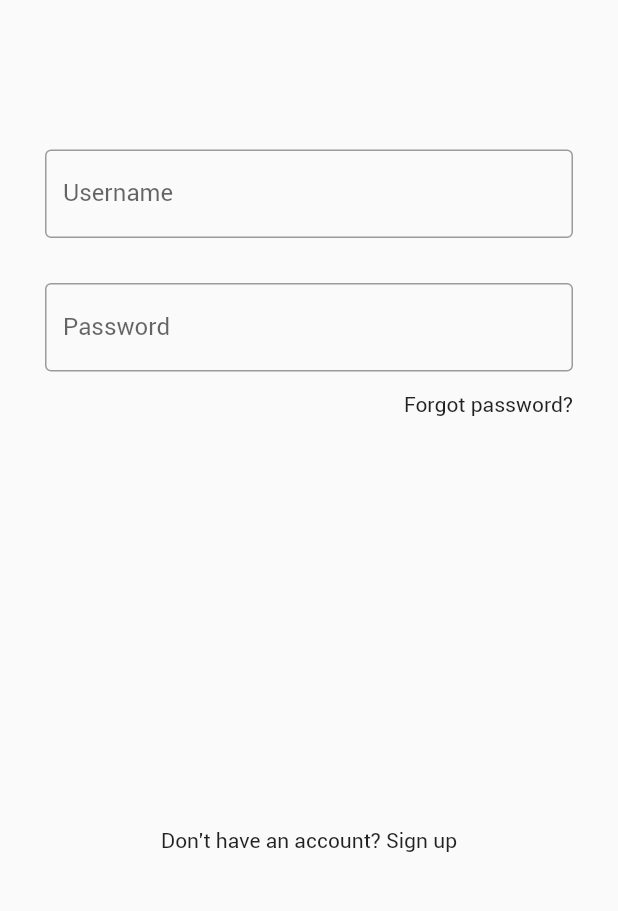
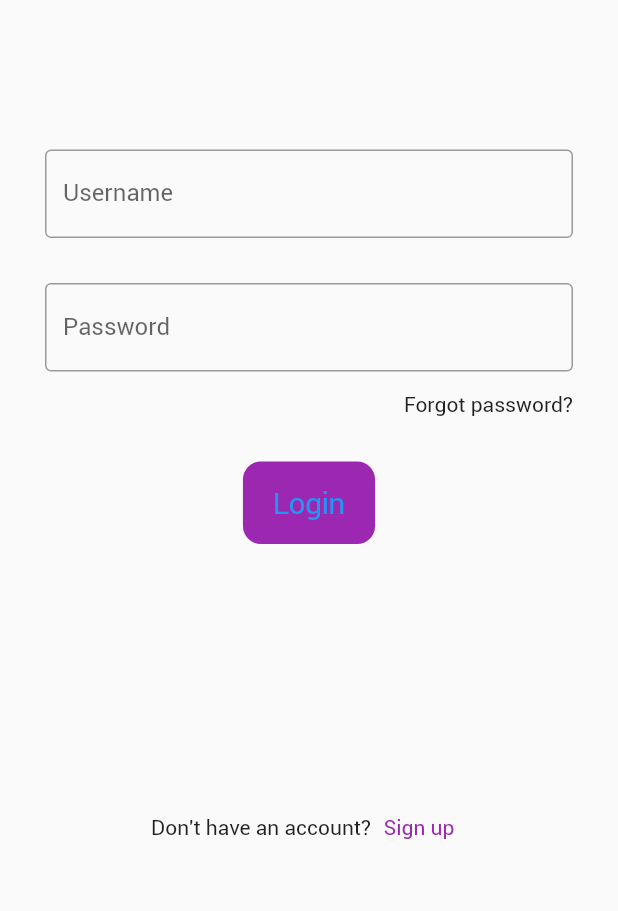
Before and after one commit to andrewwu-dev/Fitdle_App, a Flutter app: the screen it shows after launch, on a phone screen of 412 x 824 dp, the part 296-1207 px from its top. Run offline on Flutter 3.47's test engine with Material 2 defaults, Android fonts, the phone set to English and light mode, and no system bars.

Commit message:
add buttons to login page

```diff
--- a/Fitdle/lib/constants/colors.dart
+++ b/Fitdle/lib/constants/colors.dart
@@ -0,0 +1 @@
+import 'package:flutter/material.dart';
--- /dev/null
+++ b/Fitdle/lib/constants/constants.dart
@@ -0,0 +1,4 @@
+export 'colors.dart';
+export 'font_size.dart';
+export 'strings.dart';
+export 'spacing.dart';
--- a/Fitdle/lib/constants/font_size.dart
+++ b/Fitdle/lib/constants/font_size.dart
@@ -1,2 +1,3 @@
 const double h1 = 40;
 const double hint = 14;
+const double button = 20;
--- a/Fitdle/lib/constants/spacing.dart
+++ b/Fitdle/lib/constants/spacing.dart
@@ -1,3 +1,3 @@
-const double top_padding = 150;
+const double topPadding = 150;
 const double regular = 30;
 const double small = 14;
--- a/Fitdle/lib/constants/strings.dart
+++ b/Fitdle/lib/constants/strings.dart
@@ -1,3 +1,14 @@
-const app_name = "Fitdle";
-const no_account = "Don't have an account? Sign up";
-const forgot_password = "Forgot password?";
+const appName = "Fitdle";
+const next = "Next";
+
+// Login
+const noAccount = "Don't have an account?";
+const forgotPassword = "Forgot password?";
+const login = "Login";
+
+// Signup
+const createAccount = "Create Account";
+const email = "Email";
+const password = "Password";
+const confirmPassword = "Confirm Password";
+const signup = "Sign up";
--- a/Fitdle/lib/main.dart
+++ b/Fitdle/lib/main.dart
@@ -1,4 +1,5 @@
 import 'package:fitdle/scene/login/login_screen.dart';
+import 'package:fitdle/scene/signup/create_account_screen.dart';
 import 'package:flutter/material.dart';
 
 void main() {
@@ -12,7 +13,11 @@ class Fitdle extends StatelessWidget {
   Widget build(BuildContext context) {
     return MaterialApp(
       title: 'Fitdle',
-      home: LoginScreen(),
+      initialRoute: 'login',
+      routes: {
+        'login': (context) => const LoginScreen(),
+        'create_account': (context) => const CreateAccountScreen()
+      },
     );
   }
 }
--- a/Fitdle/lib/scene/login/body.dart
+++ /dev/null
@@ -1,61 +0,0 @@
-import 'package:flutter/material.dart';
-import 'package:fitdle/constants/spacing.dart';
-import 'package:fitdle/constants/strings.dart';
-import 'package:fitdle/constants/font_size.dart';
-
-class Body extends StatefulWidget {
-  const Body({Key? key}) : super(key: key);
-
-  @override
-  State<Body> createState() => _BodyState();
-}
-
-class _BodyState extends State<Body> {
-  @override
-  Widget build(BuildContext context) {
-    Size size = MediaQuery.of(context).size;
-    return Container(
-      alignment: Alignment.topLeft,
-      padding: const EdgeInsets.only(top: top_padding, left: regular, right: regular),
-      child: Column(
-          crossAxisAlignment: CrossAxisAlignment.start,
-          children: [
-            Text(
-                app_name,
-                style: TextStyle(fontFamily: 'Roboto', fontSize: h1)
-            ),
-            SizedBox(height: 100),
-            TextField(
-              decoration: InputDecoration(
-                  border: OutlineInputBorder(),
-                  labelText: "Username"
-              ),
-            ),
-            SizedBox(height: regular),
-            TextField(
-              decoration: InputDecoration(
-                  border: OutlineInputBorder(),
-                  labelText: "Password"
-              ),
-            ),
-            SizedBox(height: 14),
-            Align(
-              alignment: Alignment.topRight,
-              child: Text(
-                  forgot_password,
-                  style: TextStyle(fontFamily: 'Roboto', fontSize: hint)
-              ),
-            ),
-            SizedBox(height: size.height/3),
-            Align(
-              alignment: Alignment.center,
-              child: Text(
-                  no_account,
-                  style: TextStyle(fontFamily: 'Roboto', fontSize: hint)
-              ),
-            )
-          ]
-      ),
-    );;
-  }
-}
--- a/Fitdle/lib/scene/login/login_screen.dart
+++ b/Fitdle/lib/scene/login/login_screen.dart
@@ -1,12 +1,98 @@
 import 'package:flutter/material.dart';
-import 'body.dart';
+import 'package:fitdle/constants/constants.dart';
+import 'package:flutter/cupertino.dart';
 
-class LoginScreen extends StatelessWidget {
+class LoginScreen extends StatefulWidget {
+  const LoginScreen({Key? key}) : super(key: key);
+
+  @override
+  State<LoginScreen> createState() => _LoginScreenState();
+}
+
+class _LoginScreenState extends State<LoginScreen> {
+  signupButtonPressed() {
+    Navigator.pushNamed(context, 'create_account');
+  }
+
   @override
   Widget build(BuildContext context) {
+    Size size = MediaQuery
+        .of(context)
+        .size;
     return Scaffold(
       resizeToAvoidBottomInset: false,
-      body: Body(),
+      body: Container(
+        alignment: Alignment.topLeft,
+        padding: const EdgeInsets.only(
+            top: topPadding, left: regular, right: regular),
+        child: Column(
+            crossAxisAlignment: CrossAxisAlignment.start,
+            children: [
+              const Text(
+                  appName,
+                  style: TextStyle(fontFamily: 'Roboto', fontSize: h1)
+              ),
+              const SizedBox(height: 100),
+              const TextField(
+                decoration: InputDecoration(
+                    border: OutlineInputBorder(),
+                    labelText: "Username"
+                ),
+              ),
+              const SizedBox(height: regular),
+              const TextField(
+                decoration: InputDecoration(
+                    border: OutlineInputBorder(),
+                    labelText: "Password"
+                ),
+              ),
+              const SizedBox(height: 14),
+              const Align(
+                alignment: Alignment.topRight,
+                child: Text(
+                    forgotPassword,
+                    style: TextStyle(fontFamily: 'Roboto', fontSize: hint)
+                ),
+              ),
+              SizedBox(height: regular),
+              Align(
+                  alignment: Alignment.center,
+                  child: CupertinoButton(
+                      color: Colors.purple,
+                      onPressed: () {},   // TODO: Add button function
+                      child: const Text(
+                        login,
+                        style: TextStyle(
+                            fontFamily: 'Roboto', fontSize: button),
+                      )
+                  )
+              ),
+              // Push create account button to bottom of screen
+              SizedBox(height: size.height / 5),
+              Row(
+                mainAxisAlignment: MainAxisAlignment.center,
+                children: [
+                  Text(
+                      noAccount
+                  ),
+                  TextButton(
+                      style: ButtonStyle(
+                          overlayColor: MaterialStateProperty.all<Color>(
+                              Colors.black12)
+                      ),
+                      onPressed: signupButtonPressed,
+                      child: const Text(
+                        signup,
+                        style: const TextStyle(fontFamily: 'Roboto',
+                            fontSize: hint,
+                            color: Colors.purple),
+                      )
+                  )
+                ],
+              )
+            ]
+        ),
+      ),
     );
   }
 }
--- /dev/null
+++ b/Fitdle/lib/scene/signup/create_account_screen.dart
@@ -0,0 +1,19 @@
+import 'package:flutter/material.dart';
+import 'package:fitdle/constants/constants.dart';
+
+class CreateAccountScreen extends StatefulWidget {
+  const CreateAccountScreen({Key? key}) : super(key: key);
+
+  @override
+  State<CreateAccountScreen> createState() => _CreateAccountScreenState();
+}
+
+class _CreateAccountScreenState extends State<CreateAccountScreen> {
+  @override
+  Widget build(BuildContext context) {
+    return Scaffold(
+        body: Container(
+      )
+    );
+  }
+}
```
Also changed, not shown: 1 other file.
